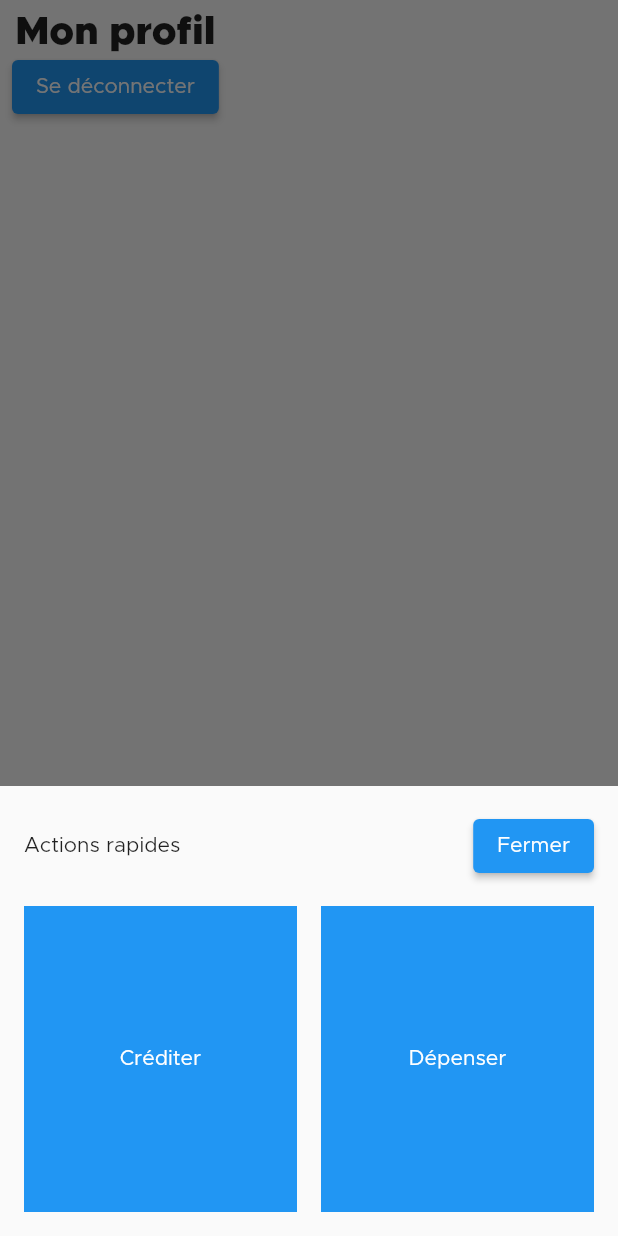
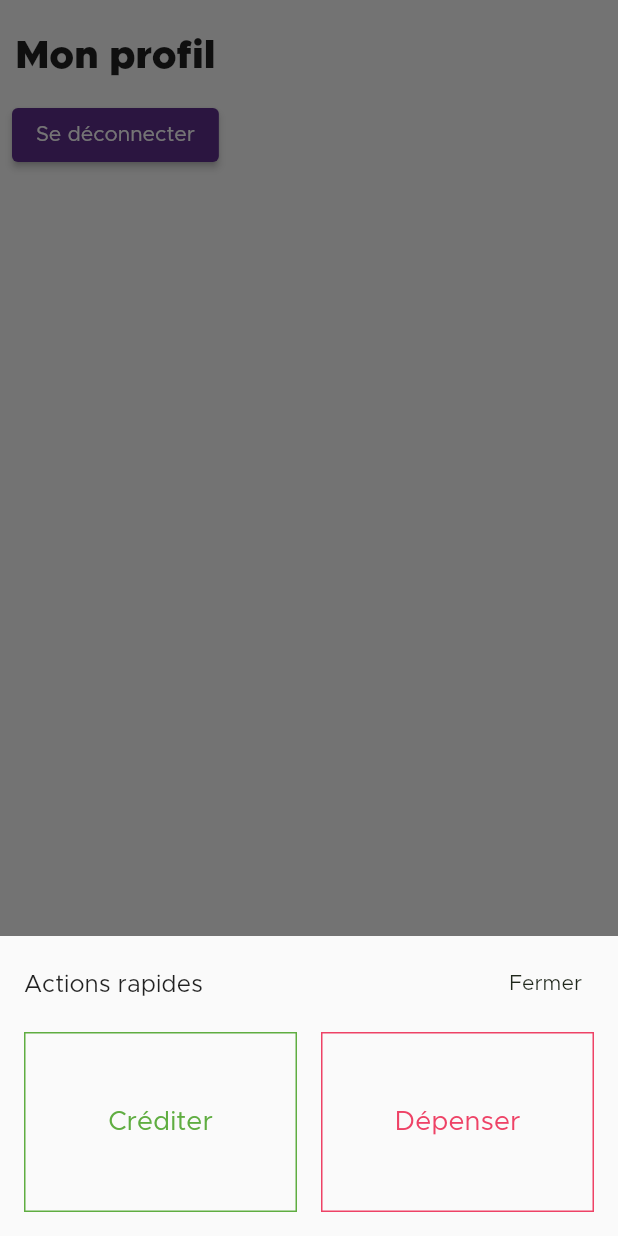
Before and after one commit to Drakx116/my-budget-app, a Flutter app: the BaseContainer screen opened directly, item 4 of the bottom bar chosen, after a tap on the "add" icon, on a phone screen of 412 x 824 dp. Run offline on Flutter 3.47's test engine with Material 2 defaults, Android fonts, the phone set to English and light mode, and no system bars; our stand-ins replace dio, flutter_dotenv, flutter_secure_storage, freezed_annotation, image_picker; missing offline and left inert: learning_input_image, learning_text_recognition; accounts and stored records are empty; network calls fail.

Commit message:
feat(style): apply global style :sparkles:

```diff
--- a/lib/components/containers/base_container.dart
+++ b/lib/components/containers/base_container.dart
@@ -46,7 +46,7 @@ class _BaseContainerState extends State<BaseContainer> {
         onPressed: () {
           showModalBottomSheet(context: context, builder: (BuildContext context) => const BottomModal());
         },
-        child: const Icon(Icons.add),
+        child: const Icon(Icons.add, color: AppColor.LIGHT),
       ),
       floatingActionButtonLocation: FloatingActionButtonLocation.miniEndFloat,
       bottomNavigationBar: BottomNavigationBar(
--- a/lib/main.dart
+++ b/lib/main.dart
@@ -3,6 +3,7 @@ import 'package:flutter/material.dart';
 import 'package:flutter_dotenv/flutter_dotenv.dart';
 import 'package:my_budget_app/components/containers/base_container.dart';
 import 'package:my_budget_app/components/containers/default_container.dart';
+import 'package:my_budget_app/resources/colors.dart';
 import 'package:my_budget_app/screens/scanner_screen.dart';
 import 'package:my_budget_app/screens/income_screen.dart';
 import 'package:my_budget_app/services/api_service.dart';
@@ -31,7 +32,10 @@ class App extends StatelessWidget
     return GestureDetector(
       onTap: () => FocusManager.instance.primaryFocus?.unfocus(),
       child: MaterialApp(
-        theme: ThemeData(fontFamily: 'Metropolis Regular'),
+        theme: ThemeData(
+          fontFamily: 'Metropolis Regular',
+          colorScheme: const ColorScheme.light(background: AppColor.PRIMARY)
+        ),
         debugShowCheckedModeBanner: false,
         home: const DefaultContainer(),
         routes: {
--- a/lib/screens/daily_screen.dart
+++ b/lib/screens/daily_screen.dart
@@ -10,7 +10,7 @@ class DailyScreen extends StatelessWidget
   Widget build(BuildContext context) {
     return Column(
       children: const [
-        WidgetTitle(text: 'Mon quotidien', padding: 0)
+        WidgetTitle(text: 'Mon quotidien')
       ],
     );
   }
--- a/lib/screens/homepage_screen.dart
+++ b/lib/screens/homepage_screen.dart
@@ -64,7 +64,7 @@ class HomepageScreen extends StatelessWidget {
                 child: Text('Toutes mes opérations', style: TextStyle(color: AppColor.LIGHT, fontSize: 16)),
               ),
               style: ButtonStyle(
-                backgroundColor: MaterialStateProperty.all(AppColor.PRIMARY),
+                backgroundColor: MaterialStateProperty.all(AppColor.DARK),
                 shape: MaterialStateProperty.all<RoundedRectangleBorder>(
                   RoundedRectangleBorder(borderRadius: BorderRadius.circular(4))
                 )
--- a/lib/screens/list_operation_screen.dart
+++ b/lib/screens/list_operation_screen.dart
@@ -8,7 +8,7 @@ class OperationListScreen extends StatelessWidget
   @override
   Widget build(BuildContext context) {
     return Column(children: const [
-      WidgetTitle(text: 'Mes opérations', padding: 0)
+      WidgetTitle(text: 'Mes opérations')
     ]);
   }
 }
--- a/lib/screens/operation_screen.dart
+++ b/lib/screens/operation_screen.dart
@@ -7,6 +7,7 @@ import 'package:my_budget_app/constants/enums/operation_type.dart';
 import 'package:my_budget_app/constants/enums/payment_method_enum.dart';
 import 'package:my_budget_app/constants/snackbar_status_constants.dart' as level;
 import 'package:my_budget_app/models/api/requests/user_operation.dart';
+import 'package:my_budget_app/resources/colors.dart';
 import 'package:my_budget_app/services/api_service.dart';
 import 'package:provider/provider.dart';
 
@@ -47,6 +48,7 @@ class _OperationScreenState extends State<OperationScreen> {
     return Scaffold(
       appBar: AppBar(
         elevation: 0,
+        backgroundColor: AppColor.PRIMARY,
         actions: [
           PopupMenuButton(itemBuilder: (BuildContext context) {
             return [
@@ -67,8 +69,8 @@ class _OperationScreenState extends State<OperationScreen> {
         crossAxisAlignment: CrossAxisAlignment.stretch,
         children: [
           const Padding(
-            padding: EdgeInsets.all(16),
-            child: WidgetTitle(text: 'Nouvelle opération', padding: 0)
+            padding: EdgeInsets.only(top: 16, right: 8, left: 8),
+            child: WidgetTitle(text: 'Nouvelle opération'),
           ),
           Padding(
             padding: const EdgeInsets.symmetric(horizontal: 16),
--- a/lib/screens/profile_screen.dart
+++ b/lib/screens/profile_screen.dart
@@ -1,5 +1,6 @@
 import 'package:flutter/material.dart';
 import 'package:my_budget_app/components/text/title.dart';
+import 'package:my_budget_app/resources/colors.dart';
 import 'package:my_budget_app/services/secure_storage_service.dart';
 import 'package:provider/provider.dart';
 import 'auth/login_screen.dart';
@@ -11,7 +12,7 @@ class ProfileScreen extends StatelessWidget
   @override
   Widget build(BuildContext context) {
     return Column(children: [
-      const WidgetTitle(text: 'Mon profil', padding: 0),
+      const WidgetTitle(text: 'Mon profil'),
       ElevatedButton(
         onPressed: () async {
           var secureService = context.read<SecureStorage>.call();
@@ -21,7 +22,8 @@ class ProfileScreen extends StatelessWidget
               MaterialPageRoute(builder: (context) => const LoginScreen())
           );
         },
-          child: const Text('Se déconnecter')
+        child: const Text('Se déconnecter'),
+        style: ButtonStyle(backgroundColor: MaterialStateProperty.all(AppColor.PRIMARY)),
       )
     ]);
   }
--- a/lib/screens/scanner_screen.dart
+++ b/lib/screens/scanner_screen.dart
@@ -6,6 +6,7 @@ import 'package:learning_text_recognition/learning_text_recognition.dart';
 import 'package:my_budget_app/components/text/divider.dart';
 import 'package:my_budget_app/components/text/title.dart';
 import 'package:my_budget_app/constants/enums/operation_type.dart';
+import 'package:my_budget_app/resources/colors.dart';
 import 'package:my_budget_app/screens/operation_screen.dart';
 import 'package:my_budget_app/widgets/scanner_widget.dart';
 
@@ -41,6 +42,7 @@ class _ScannerScreenState extends State<ScannerScreen> {
     return Scaffold(
       appBar: AppBar(
         elevation: 0,
+        backgroundColor: AppColor.PRIMARY,
       ),
       body: SingleChildScrollView(
         child: Column(
@@ -89,7 +91,7 @@ class _ScannerScreenState extends State<ScannerScreen> {
                     autofocus: false,
                     decoration: const InputDecoration(
                       labelText: 'Montant de la dépense',
-                      suffixIcon: Icon(Icons.euro)
+                      labelStyle: TextStyle(color: AppColor.PRIMARY),
                     ),
                     inputFormatters: [
                       FilteringTextInputFormatter.allow(RegExp(r'^\d+\.?\d{0,2}')),
--- a/lib/widgets/bottom_modal_widget.dart
+++ b/lib/widgets/bottom_modal_widget.dart
@@ -1,6 +1,7 @@
 import 'package:flutter/material.dart';
+import 'package:my_budget_app/components/text/paragraph.dart';
 import 'package:my_budget_app/constants/enums/operation_type.dart';
-import 'package:my_budget_app/screens/income_screen.dart';
+import 'package:my_budget_app/resources/colors.dart';
 import 'package:my_budget_app/screens/operation_screen.dart';
 
 class BottomModal extends StatelessWidget
@@ -10,27 +11,27 @@ class BottomModal extends StatelessWidget
   @override
   Widget build(BuildContext context) {
     return SizedBox(
-      height: 300,
+      height: 200,
       child: Center(
         child: Column(
         crossAxisAlignment: CrossAxisAlignment.start,
           children: [
             Padding(
-              padding: const EdgeInsets.only(top: 16, right: 16, left: 16),
+              padding: const EdgeInsets.only(top: 8, right: 16, left: 16),
               child: Row(
                 mainAxisAlignment: MainAxisAlignment.spaceBetween,
                 children: [
-                  const Text('Actions rapides'),
-                  ElevatedButton(
+                  const WidgetParagraph(text: 'Actions rapides'),
+                  TextButton(
                     onPressed: () { Navigator.pop(context); },
-                    child: const Text('Fermer')
+                    child: const Text('Fermer', style: TextStyle(color: AppColor.DARK)),
                   )
                 ],
               ),
             ),
             Expanded(
               child: Padding(
-                padding: const EdgeInsets.all(16),
+                padding: const EdgeInsets.only(top: 8, right: 16, left: 16, bottom: 16),
                 child: Row(
                   crossAxisAlignment: CrossAxisAlignment.stretch,
                   children: [
@@ -39,13 +40,19 @@ class BottomModal extends StatelessWidget
                         padding: const EdgeInsets.only(right: 8),
                         child: GestureDetector(
                           child: Container(
-                            // alignment: Alignment.center,
-                            decoration: const BoxDecoration(color: Colors.blue),
+                            decoration: BoxDecoration(
+                              border: Border.all(
+                                  color: AppColor.QUATERNARY
+                              ),
+                            ),
                             child: Column(
                               mainAxisAlignment: MainAxisAlignment.center,
                               crossAxisAlignment: CrossAxisAlignment.center,
                               children: const [
-                                Text('Créditer', style: TextStyle(color: Colors.white))
+                                Text('Créditer', style: TextStyle(
+                                  color: AppColor.QUATERNARY,
+                                  fontSize: 18
+                                ))
                               ],
                             )
                           ),
@@ -63,8 +70,15 @@ class BottomModal extends StatelessWidget
                         child: GestureDetector(
                           child: Container(
                             alignment: Alignment.center,
-                            decoration: const BoxDecoration(color: Colors.blue),
-                            child: const Text('Dépenser', style: TextStyle(color: Colors.white))
+                            decoration: BoxDecoration(
+                              border: Border.all(
+                                color: AppColor.SECONDARY
+                              )
+                            ),
+                            child: const Text('Dépenser', style: TextStyle(
+                              color: AppColor.SECONDARY,
+                              fontSize: 18
+                            ))
                           ),
                           onTap: () {
                             Navigator.popAndPushNamed(context, 'expense');
--- a/lib/widgets/scanner_widget.dart
+++ b/lib/widgets/scanner_widget.dart
@@ -2,6 +2,7 @@ import 'dart:io';
 import 'package:flutter/material.dart';
 import 'package:image_picker/image_picker.dart';
 import 'package:learning_input_image/learning_input_image.dart';
+import 'package:my_budget_app/resources/colors.dart';
 import 'package:my_budget_app/screens/scanner_screen.dart';
 
 enum CameraType { front, rear }
@@ -108,7 +109,7 @@ class _ScannerWidgetState extends State<ScannerWidget> {
       child: Image.asset(
         'assets/images/scan.png',
         width: MediaQuery.of(context).size.width - 256,
-        color: Colors.blue,
+        color: AppColor.PRIMARY,
       ),
     ),
     onTap: _takePhoto,
```
Lines whose indentation alone changed are shown as unchanged.
